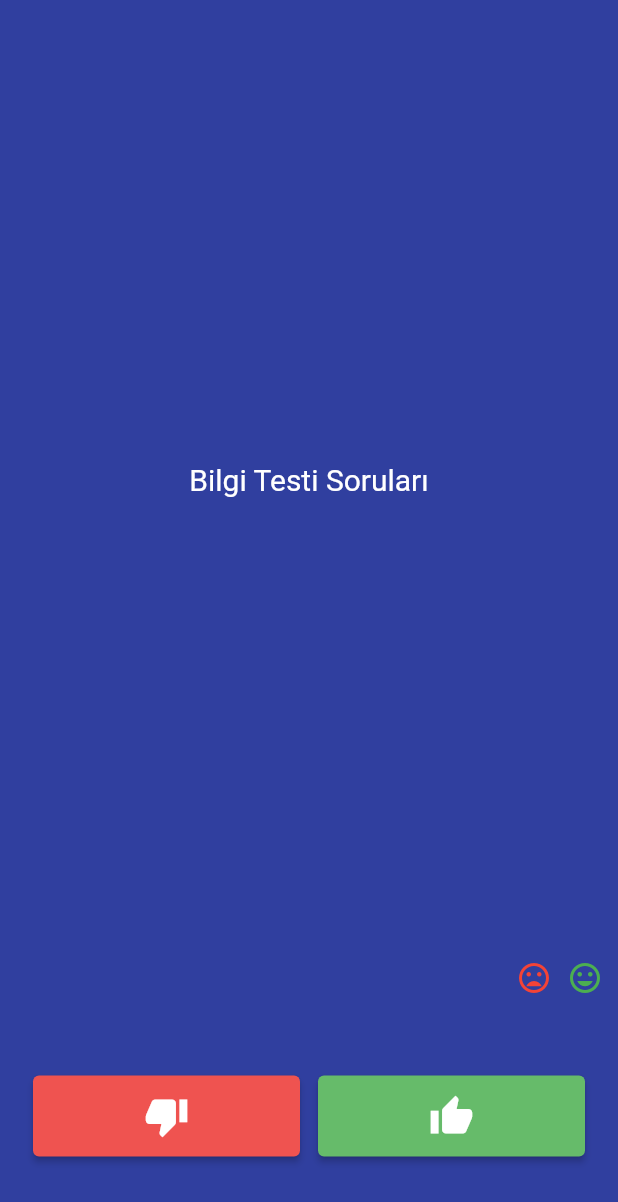
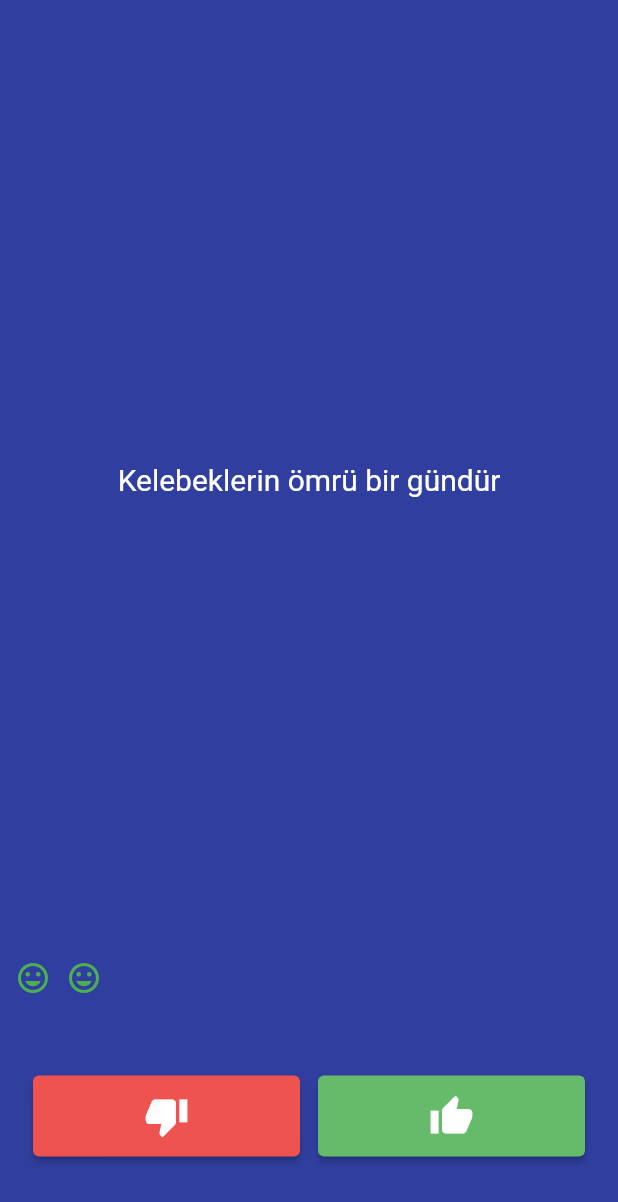
Before and after one commit to DoganOnur/BilgiTesti, a Flutter app: the screen it shows after launch, after a tap on the "thumb down" icon, after a tap on the "thumb up" icon, on a phone screen of 412 x 824 dp. Shown: the top 1202 px of the screen. Run offline on Flutter 3.47's test engine with Material 2 defaults, Android fonts, the phone set to English and light mode, and no system bars.

Commit message:
Sorular eklendi
Bilgi testi sırasında 6 adet soru eklendi.

```diff
--- a/lib/main.dart
+++ b/lib/main.dart
@@ -1,7 +1,6 @@
 import 'package:flutter/material.dart';
 
 import 'constant.dart';
-
 
 void main() {
   runApp(BilgiTest());
@@ -26,15 +25,25 @@ class BilgiTest extends StatelessWidget {
 }
 
 class SoruSayfasi extends StatefulWidget {
-
   @override
   _SoruSayfasiState createState() => _SoruSayfasiState();
 }
 
 class _SoruSayfasiState extends State<SoruSayfasi> {
-  List <Widget> secimler= [
+  List<Widget> secimler = [
 //kdogruIconu, kdogruIconu,kyanlisIconu,kdogruIconu, kdogruIconu,kyanlisIconu
   ];
+  List<String> sorular = [
+    'Titanic gelmiş en büyük gemidir',
+    'Dünyadaki tavuk sayısı insan sayısından fazladır',
+    'Kelebeklerin ömrü bir gündür',
+    'Dünya düzdür',
+    'Kaju fıstığı aslında bir meyvenin sapıdır',
+    'Fatih Sultan Mehmet hiç patates yememiştir'
+  ];
+  List<bool> yanitlar = [false, true, false, false, true, true];
+  int soruIndex = 0;
+
   @override
   Widget build(BuildContext context) {
     return Column(
@@ -47,7 +56,7 @@ class _SoruSayfasiState extends State<SoruSayfasi> {
             padding: EdgeInsets.all(10.0),
             child: Center(
               child: Text(
-                'Bilgi Testi Soruları',
+                sorular[soruIndex],
                 textAlign: TextAlign.center,
                 style: TextStyle(
                   fontSize: 20.0,
@@ -58,14 +67,14 @@ class _SoruSayfasiState extends State<SoruSayfasi> {
           ),
         ),
         Wrap(
-         // direction: Axis.horizontal, default tur
-          alignment: WrapAlignment.end,// sonda itibaren sol doğru artırma olur arapça gibi
+          // direction: Axis.horizontal, default tur
+          alignment: WrapAlignment
+              .start, // sonda itibaren sol doğru artırma olur arapça gibi
           // soldan sağa yazaar gibi yapa
           //alignment: WrapAlignment.center,// ortada başlar
           runSpacing: 10, // dikeyde aralarında boşluk bıraktı
-          spacing: 10,// yatayda aralarında boşluk bıraktı
-          children:secimler,
-//[secimler[2]] böyle bir kullanımla sadece bir tanesi alınabilir
+          spacing: 10, // yatayda aralarında boşluk bıraktı
+          children: secimler,
         ),
         Expanded(
           flex: 1,
@@ -82,7 +91,12 @@ class _SoruSayfasiState extends State<SoruSayfasi> {
                           ),
                           onPressed: () {
                             setState(() {
-                              secimler.add(kyanlisIconu); // bastıkca yeniden boyama yapacak
+
+                              yanitlar[soruIndex] == false
+                                  ? secimler.add(kdogruIconu)
+                                  : secimler.add(kyanlisIconu);
+                              soruIndex++;
+                              // secimler.add(kyanlisIconu); // bastıkca yeniden boyama yapacak
                               // ve secimler list ine ekleme yapacak
                             });
                           },
@@ -101,10 +115,13 @@ class _SoruSayfasiState extends State<SoruSayfasi> {
                                 Colors.green[400], //background yapmakla aynıdır
                           ),
                           onPressed: () {
+                            bool dogru = yanitlar[soruIndex];
                             setState(() {
-                              secimler.add(kdogruIconu);
+                              yanitlar[soruIndex] == true
+                                  ? secimler.add(kdogruIconu)
+                                  : secimler.add(kyanlisIconu);
+                              soruIndex++;
                             });
-
                           },
                           child: Icon(Icons.thumb_up, size: 30.0),
                         ))),
```
